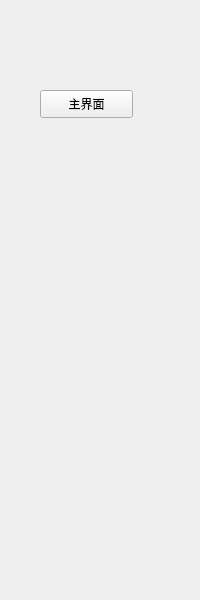
The window that IDC_TestSystem/eload/eload_toolbox/eload_hometoolwid.ui (ChinaClever/IDC_TestSystem) describes before a commit, drawn with Qt 5.
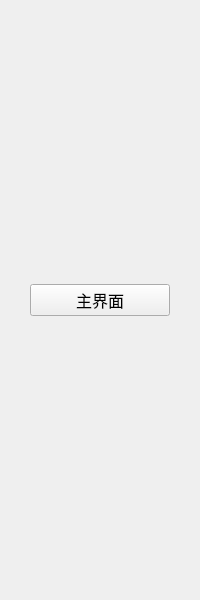
The same window after the commit.

```diff
--- a/IDC_TestSystem/eload/eload_toolbox/eload_hometoolwid.ui
+++ b/IDC_TestSystem/eload/eload_toolbox/eload_hometoolwid.ui
@@ -10,22 +10,30 @@
     <height>600</height>
    </rect>
   </property>
+  <property name="font">
+   <font>
+    <family>微软雅黑</family>
+    <pointsize>12</pointsize>
+   </font>
+  </property>
   <property name="windowTitle">
    <string>Form</string>
   </property>
-  <widget class="QPushButton" name="homeBtn">
-   <property name="geometry">
-    <rect>
-     <x>40</x>
-     <y>90</y>
-     <width>93</width>
-     <height>28</height>
-    </rect>
+  <layout class="QVBoxLayout" name="verticalLayout">
+   <property name="leftMargin">
+    <number>30</number>
    </property>
-   <property name="text">
-    <string>主界面</string>
+   <property name="rightMargin">
+    <number>30</number>
    </property>
-  </widget>
+   <item>
+    <widget class="QPushButton" name="homeBtn">
+     <property name="text">
+      <string>主界面</string>
+     </property>
+    </widget>
+   </item>
+  </layout>
  </widget>
  <resources/>
  <connections/>
```
